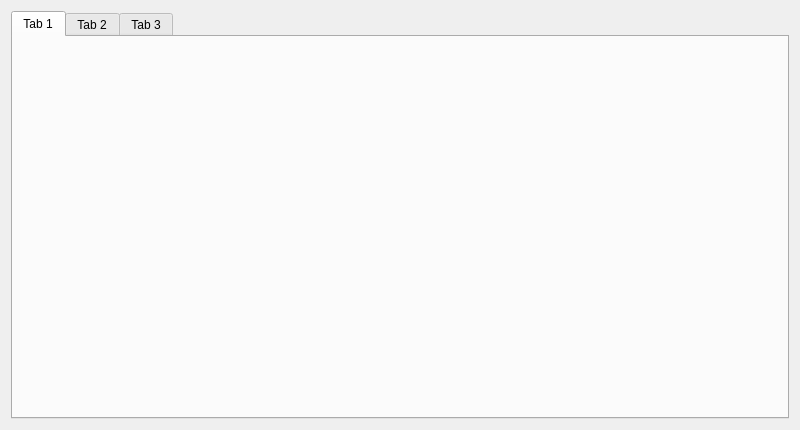
Old version of the form QT/AiotClientQt/mainwidget.ui in the repository te31eawq/class.
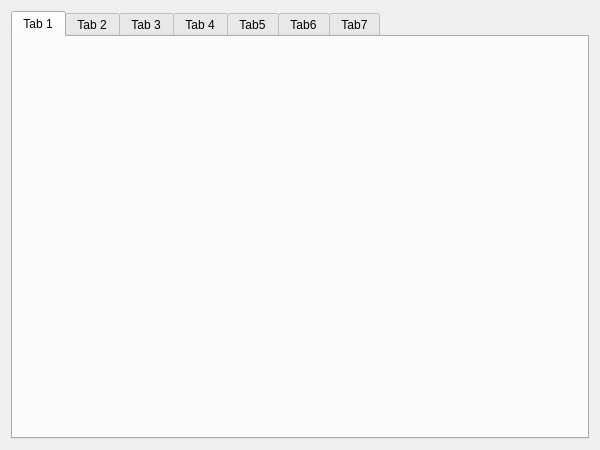
New version of the form. The open tabs and pages were chosen to show the change.

The edit to the form file:
```diff
--- a/QT/AiotClientQt/mainwidget.ui
+++ b/QT/AiotClientQt/mainwidget.ui
@@ -6,14 +6,14 @@
    <rect>
     <x>0</x>
     <y>0</y>
-    <width>800</width>
-    <height>430</height>
+    <width>600</width>
+    <height>450</height>
    </rect>
   </property>
   <property name="windowTitle">
    <string>MainWidget</string>
   </property>
-  <layout class="QHBoxLayout" name="horizontalLayout">
+  <layout class="QVBoxLayout" name="verticalLayout">
    <item>
     <widget class="QTabWidget" name="pTabWidget">
      <property name="currentIndex">
@@ -34,6 +34,26 @@
        <string>Tab 3</string>
       </attribute>
      </widget>
+     <widget class="QWidget" name="ptab4">
+      <attribute name="title">
+       <string>Tab 4</string>
+      </attribute>
+     </widget>
+     <widget class="QWidget" name="ptab5">
+      <attribute name="title">
+       <string>Tab5</string>
+      </attribute>
+     </widget>
+     <widget class="QWidget" name="ptab6">
+      <attribute name="title">
+       <string>Tab6</string>
+      </attribute>
+     </widget>
+     <widget class="QWidget" name="ptab7">
+      <attribute name="title">
+       <string>Tab7</string>
+      </attribute>
+     </widget>
     </widget>
    </item>
   </layout>
```
Left out of the diff: 14 changed lines with no effect on the pictures.
